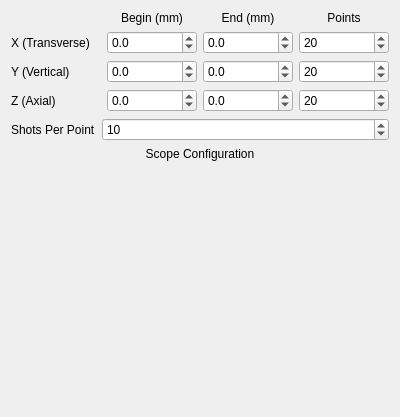
kncrabtree/blackchirp, file motorscanconfigwidget.ui: the form before one commit.
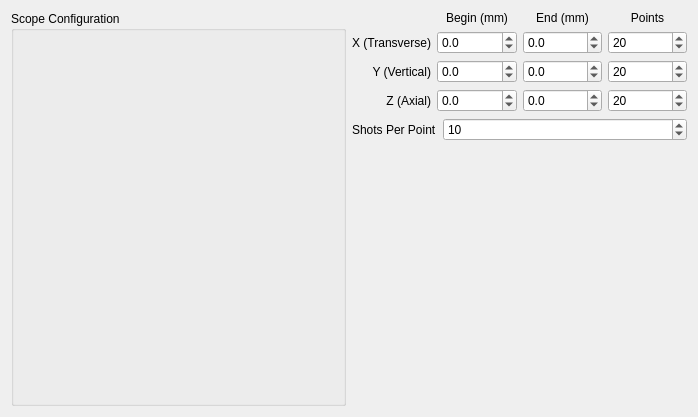
The form after the commit. Custom widgets are drawn as their Qt base class.

What changed in the file:
```diff
--- a/motorscanconfigwidget.ui
+++ b/motorscanconfigwidget.ui
@@ -6,14 +6,28 @@
    <rect>
     <x>0</x>
     <y>0</y>
-    <width>400</width>
+    <width>698</width>
     <height>417</height>
    </rect>
   </property>
   <property name="windowTitle">
    <string>Form</string>
   </property>
-  <layout class="QVBoxLayout" name="verticalLayout" stretch="0,0,0,1">
+  <layout class="QHBoxLayout" name="horizontalLayout">
+   <item>
+    <widget class="QGroupBox" name="groupBox">
+     <property name="title">
+      <string>Scope Configuration</string>
+     </property>
+     <layout class="QVBoxLayout" name="verticalLayout">
+      <item>
+       <widget class="MotorScopeConfigWidget" name="scopeConfigWidget" native="true"/>
+      </item>
+     </layout>
+    </widget>
+   </item>
+   <item>
+    <layout class="QVBoxLayout" name="verticalLayout_2" stretch="0,0,1">
    <item>
     <layout class="QGridLayout" name="gridLayout" rowstretch="0,1,1,1">
      <item row="0" column="1">
@@ -66,11 +80,17 @@
      </item>
      <item row="1" column="0">
       <widget class="QLabel" name="label">
+         <property name="sizePolicy">
+          <sizepolicy hsizetype="Preferred" vsizetype="Expanding">
+           <horstretch>0</horstretch>
+           <verstretch>0</verstretch>
+          </sizepolicy>
+         </property>
        <property name="text">
         <string>X (Transverse)</string>
        </property>
        <property name="alignment">
-        <set>Qt::AlignLeading|Qt::AlignLeft|Qt::AlignVCenter</set>
+          <set>Qt::AlignRight|Qt::AlignTrailing|Qt::AlignVCenter</set>
        </property>
       </widget>
      </item>
@@ -115,11 +135,17 @@
      </item>
      <item row="2" column="0">
       <widget class="QLabel" name="label_2">
+         <property name="sizePolicy">
+          <sizepolicy hsizetype="Preferred" vsizetype="Expanding">
+           <horstretch>0</horstretch>
+           <verstretch>0</verstretch>
+          </sizepolicy>
+         </property>
        <property name="text">
         <string>Y (Vertical)</string>
        </property>
        <property name="alignment">
-        <set>Qt::AlignLeading|Qt::AlignLeft|Qt::AlignVCenter</set>
+          <set>Qt::AlignRight|Qt::AlignTrailing|Qt::AlignVCenter</set>
        </property>
       </widget>
      </item>
@@ -164,11 +190,17 @@
      </item>
      <item row="3" column="0">
       <widget class="QLabel" name="label_3">
+         <property name="sizePolicy">
+          <sizepolicy hsizetype="Preferred" vsizetype="Expanding">
+           <horstretch>0</horstretch>
+           <verstretch>0</verstretch>
+          </sizepolicy>
+         </property>
        <property name="text">
         <string>Z (Axial)</string>
        </property>
        <property name="alignment">
-        <set>Qt::AlignLeading|Qt::AlignLeft|Qt::AlignVCenter</set>
+          <set>Qt::AlignRight|Qt::AlignTrailing|Qt::AlignVCenter</set>
        </property>
       </widget>
      </item>
@@ -217,6 +249,12 @@
     <layout class="QFormLayout" name="formLayout">
      <item row="0" column="0">
       <widget class="QLabel" name="shotsPerPointLabel">
+         <property name="sizePolicy">
+          <sizepolicy hsizetype="Preferred" vsizetype="Expanding">
+           <horstretch>0</horstretch>
+           <verstretch>0</verstretch>
+          </sizepolicy>
+         </property>
        <property name="text">
         <string>Shots Per Point</string>
        </property>
@@ -224,6 +262,12 @@
      </item>
      <item row="0" column="1">
       <widget class="QSpinBox" name="shotsPerPointSpinBox">
+         <property name="sizePolicy">
+          <sizepolicy hsizetype="Minimum" vsizetype="Preferred">
+           <horstretch>0</horstretch>
+           <verstretch>0</verstretch>
+          </sizepolicy>
+         </property>
        <property name="minimum">
         <number>1</number>
        </property>
@@ -241,17 +285,19 @@
     </layout>
    </item>
    <item>
-    <widget class="QLabel" name="label_7">
-     <property name="text">
-      <string>Scope Configuration</string>
-     </property>
-     <property name="alignment">
-      <set>Qt::AlignCenter</set>
-     </property>
-    </widget>
-   </item>
-   <item>
-    <widget class="MotorScopeConfigWidget" name="scopeConfigWidget" native="true"/>
+      <spacer name="verticalSpacer">
+       <property name="orientation">
+        <enum>Qt::Vertical</enum>
+       </property>
+       <property name="sizeHint" stdset="0">
+        <size>
+         <width>20</width>
+         <height>40</height>
+        </size>
+       </property>
+      </spacer>
+     </item>
+    </layout>
    </item>
   </layout>
  </widget>
```
Lines whose indentation alone changed are shown as unchanged.
